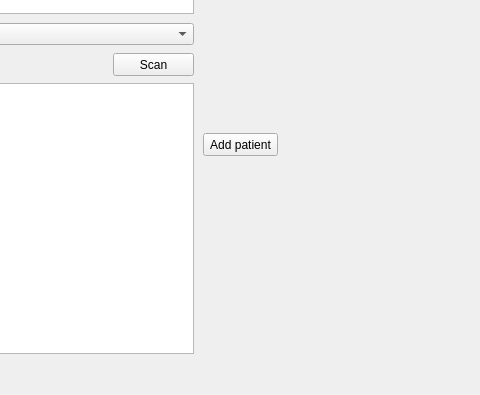
Before: the Qt Designer form src/mainwindow.ui in quepas/BodyOfYours, drawn with Qt 5; both pictures show x 197 to 677 and y 264 to 659 of the 813 by 659 pixel window.
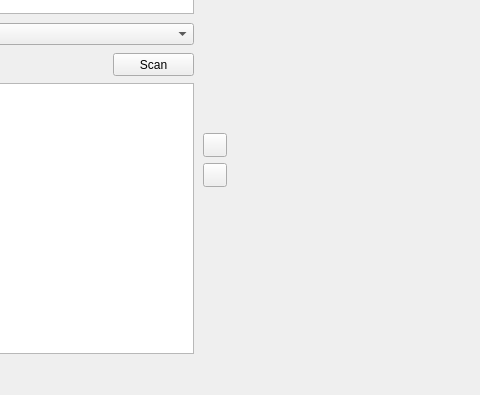
After: the same form once the commit is applied. Custom widgets are drawn as their Qt base class.

Commit message: Adding 'remove patient' button, adding its icon.

```diff
--- a/src/mainwindow.ui
+++ b/src/mainwindow.ui
@@ -85,12 +85,25 @@
      <rect>
       <x>400</x>
       <y>380</y>
-      <width>75</width>
-      <height>23</height>
+      <width>24</width>
+      <height>24</height>
      </rect>
     </property>
     <property name="text">
-     <string>Add patient</string>
+     <string/>
+    </property>
+   </widget>
+   <widget class="QPushButton" name="removePatientButton">
+    <property name="geometry">
+     <rect>
+      <x>400</x>
+      <y>410</y>
+      <width>24</width>
+      <height>24</height>
+     </rect>
+    </property>
+    <property name="text">
+     <string/>
     </property>
    </widget>
   </widget>
```
The commit also changes 2 other files.
